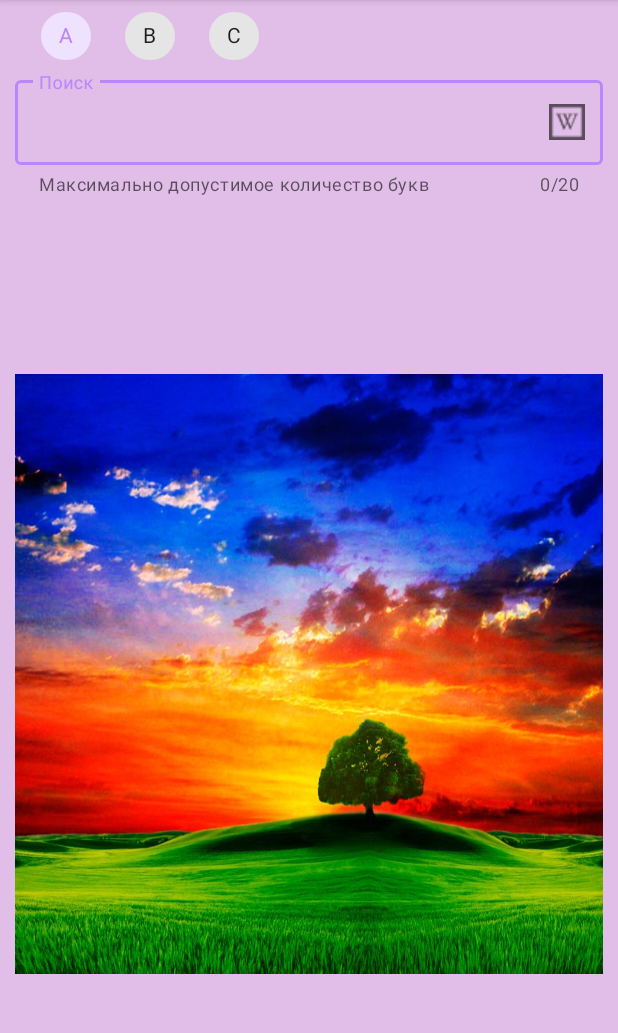
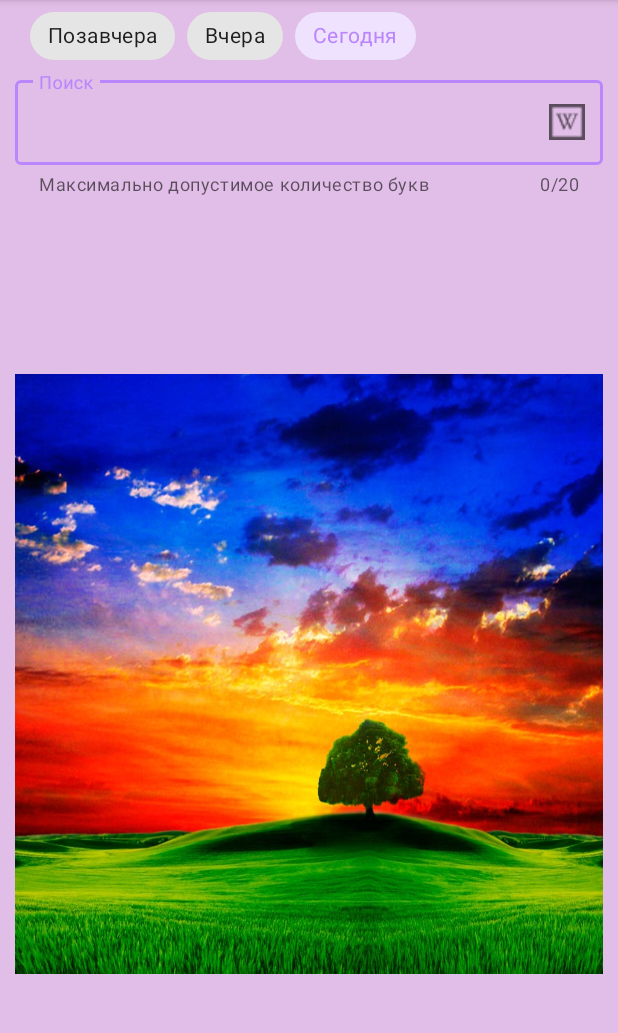
Before and after one commit to Tati1909/MaterialDesign, an Android app: the screen it shows after launch (MainActivity), on a phone screen of 412 x 824 dp, the part 84-1117 px from its top. Run offline under Robolectric (Android 15) with nearby library versions, the phone set to English and light mode, and no system bars; pictures from the network do not load.

Commit message:
Добавила  ChipGroup с выбором позиции: позавчера, вчера и сегодня и загрузки соответствующей картинки

```diff
--- a/app/src/main/java/com/example/materialdesign/view/PictureOfTheDayFragment.kt
+++ b/app/src/main/java/com/example/materialdesign/view/PictureOfTheDayFragment.kt
@@ -7,6 +7,7 @@ import android.view.LayoutInflater
 import android.view.View
 import android.view.ViewGroup
 import android.widget.FrameLayout
+import android.widget.Toast
 import androidx.core.view.isVisible
 import androidx.fragment.app.Fragment
 import androidx.lifecycle.ViewModelProvider
@@ -14,6 +15,7 @@ import com.bumptech.glide.Glide
 import com.example.materialdesign.databinding.FragmentPictureOfTheDayBinding
 import com.example.materialdesign.PictureViewModel
 import com.google.android.material.bottomsheet.BottomSheetBehavior
+import com.google.android.material.chip.Chip
 
 class PictureOfTheDayFragment : Fragment() {
     private var _binding: FragmentPictureOfTheDayBinding? = null
--- a/app/src/main/res/layout/fragment_picture_of_the_day.xml
+++ b/app/src/main/res/layout/fragment_picture_of_the_day.xml
@@ -25,11 +25,11 @@
             tools:ignore="MissingConstraints">
 
             <com.google.android.material.chip.Chip
-                android:id="@+id/today_chip"
+                android:id="@+id/before_yesterday_chip"
                 style="@style/Widget.MaterialComponents.Chip.Choice"
                 android:layout_width="wrap_content"
                 android:layout_height="wrap_content"
-                android:text="@string/today" />
+                android:text="@string/before_yesterday" />
 
             <com.google.android.material.chip.Chip
                 android:id="@+id/yesterday_chip"
@@ -39,11 +39,12 @@
                 android:text="@string/yesterday" />
 
             <com.google.android.material.chip.Chip
-                android:id="@+id/before_yesterday_chip"
+                android:id="@+id/today_chip"
                 style="@style/Widget.MaterialComponents.Chip.Choice"
                 android:layout_width="wrap_content"
                 android:layout_height="wrap_content"
-                android:text="@string/before_yesterday" />
+                android:text="@string/today" />
+
         </com.google.android.material.chip.ChipGroup>
 
         <com.google.android.material.textfield.TextInputLayout
--- a/app/src/main/res/values/strings.xml
+++ b/app/src/main/res/values/strings.xml
@@ -1,9 +1,9 @@
 <resources>
     <string name="app_name">MaterialDesign</string>
     <string name="picture">picture</string>
-    <string name="today">A</string>
-    <string name="yesterday">B</string>
-    <string name="before_yesterday">C</string>
+    <string name="today">Сегодня</string>
+    <string name="yesterday">Вчера</string>
+    <string name="before_yesterday">Позавчера</string>
     <string name="photo_of_the_day_stub">Фото сегодняшнего дня</string>
     <string name="search_wiki">Поиск</string>
     <string name="wiki_helper_text">Максимально допустимое количество букв</string>
```
Also changed, not shown: app/src/main/res/layout/bottom_sheet_layout.xml (deleted, +0 -46 lines).
